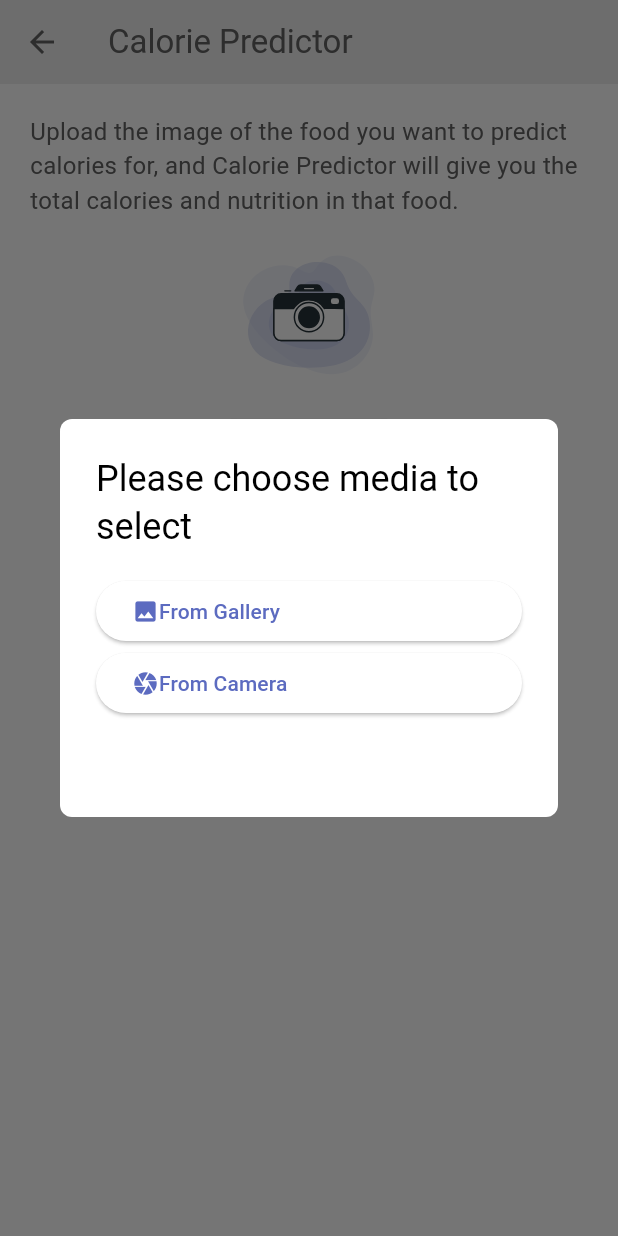
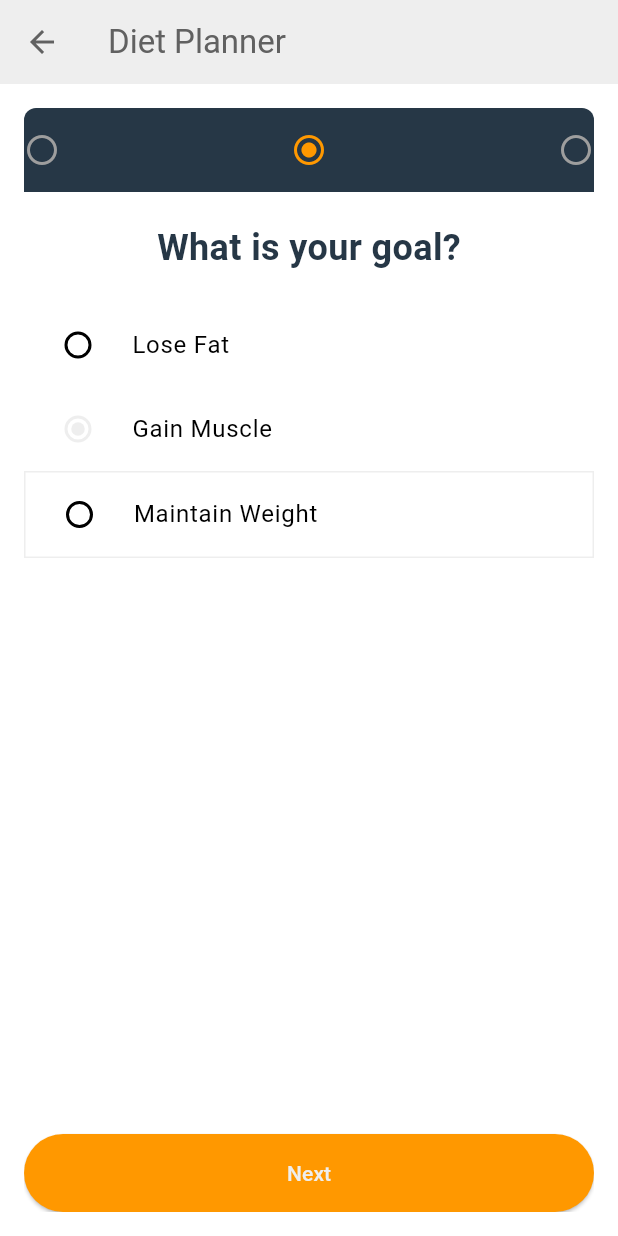
Before and after one commit to deepak427/Nutrition-Guru-flutter, a Flutter app: the AiPage screen opened directly, after a tap on "Upload Image", on a phone screen of 412 x 824 dp. Run offline on Flutter 3.47's test engine with Material 3 defaults, Android fonts, the phone set to English and light mode, and no system bars; our stand-ins replace firebase_core, firebase_storage, flutter_dotenv, image_picker, lottie; accounts and stored records are empty.

Commit message:
created dummy page for diet planner

```diff
--- a/lib/main.dart
+++ b/lib/main.dart
@@ -2,6 +2,7 @@ import 'package:flutter_dotenv/flutter_dotenv.dart';
 import 'package:nutrition_guru/models/service.dart';
 import 'package:nutrition_guru/pages/calorie_predictor_page.dart';
 import 'package:nutrition_guru/pages/cart_page.dart';
+import 'package:nutrition_guru/pages/dummy.dart';
 import 'package:nutrition_guru/pages/nutritionist_ai_page.dart';
 import 'package:nutrition_guru/pages/home_page.dart';
 import 'package:nutrition_guru/themes/light_mode.dart';
@@ -34,7 +35,8 @@ class MyApp extends StatelessWidget {
         '/home_page': (context) => const HomePage(),
         '/cart_page': (context) => const CartPage(),
         '/nutritionist_ai_page': (context) => const NutritionistAiPage(),
-        '/calorie_predictor_page': (context) => const CalorieAiPage()
+        '/calorie_predictor_page': (context) => const CalorieAiPage(),
+        '/dummy': (context) => Dummy(),
       },
     );
   }
--- a/lib/pages/ai_page.dart
+++ b/lib/pages/ai_page.dart
@@ -172,7 +172,8 @@ class _AiPageState extends State<AiPage> {
 
                 ElevatedButton(
                   onPressed: () {
-                    myAlert();
+                    Navigator.pushNamed(context, "/dummy");
+                    // myAlert();
                   },
                   child: Text(
                     buttonText,
--- /dev/null
+++ b/lib/pages/dummy.dart
@@ -0,0 +1,131 @@
+import 'package:flutter/material.dart';
+
+class Dummy extends StatefulWidget {
+  const Dummy({super.key});
+
+  @override
+  State<Dummy> createState() => _DummyState();
+}
+
+class _DummyState extends State<Dummy> {
+  String _selectedGoal = 'Gain Muscle';
+
+  Widget _buildProgressIndicator() {
+    return Container(
+      decoration: const BoxDecoration(
+        color: Color(0xFF263746),
+      ),
+      padding: const EdgeInsets.symmetric(vertical: 16.0),
+      child: Row(
+        mainAxisAlignment: MainAxisAlignment.spaceBetween,
+        children: List.generate(3, (index) {
+          return Icon(
+            index == 1
+                ? Icons.radio_button_checked
+                : Icons.radio_button_unchecked,
+            color: index == 1 ? Colors.orange : Colors.grey,
+          );
+        }),
+      ),
+    );
+  }
+
+  @override
+  Widget build(BuildContext context) {
+    return Scaffold(
+      appBar: AppBar(
+        backgroundColor: Theme.of(context).colorScheme.primary,
+        elevation: 0,
+        foregroundColor: Theme.of(context).colorScheme.inversePrimary,
+        title: const Text("Diet Planner"),
+      ),
+      body: Padding(
+        padding: const EdgeInsets.all(16.0),
+        child: Container(
+          decoration: BoxDecoration(
+            boxShadow: [
+              BoxShadow(
+                color: Theme.of(context).colorScheme.surface.withOpacity(0.5),
+                spreadRadius: 2,
+                blurRadius: 5,
+                offset: const Offset(0, 2),
+              ),
+            ],
+          ),
+          child: ClipRRect(
+            borderRadius: BorderRadius.circular(8.0),
+            child: Column(
+              children: <Widget>[
+                _buildProgressIndicator(),
+                const SizedBox(height: 20),
+                const Text(
+                  'What is your goal?',
+                  style: TextStyle(
+                      fontSize: 24,
+                      fontWeight: FontWeight.bold,
+                      color: Color(0xFF263746)),
+                ),
+                const SizedBox(height: 20),
+                RadioListTile<String>(
+                  title: const Text('Lose Fat'),
+                  value: 'Lose Fat',
+                  groupValue: _selectedGoal,
+                  onChanged: (value) {
+                    setState(() {
+                      _selectedGoal = value!;
+                    });
+                  },
+                ),
+                RadioListTile<String>(
+                  title: const Text('Gain Muscle'),
+                  value: 'Gain Muscle',
+                  groupValue: _selectedGoal,
+                  onChanged: (value) {
+                    setState(() {
+                      _selectedGoal = value!;
+                    });
+                  },
+                ),
+                Container(
+                  decoration: BoxDecoration(
+                    border: Border.all(
+                        color: Theme.of(context).colorScheme.primary),
+                  ),
+                  child: RadioListTile<String>(
+                    title: const Text('Maintain Weight'),
+                    value: 'Maintain Weight',
+                    groupValue: _selectedGoal,
+                    onChanged: (value) {
+                      setState(() {
+                        _selectedGoal = value!;
+                      });
+                    },
+                  ),
+                ),
+                const Spacer(),
+                SizedBox(
+                  width: double.infinity,
+                  child: ElevatedButton(
+                    onPressed: () {},
+                    style: ButtonStyle(
+                      backgroundColor: MaterialStateProperty.all(Colors.orange),
+                      padding: MaterialStateProperty.all(
+                        const EdgeInsets.symmetric(vertical: 16.0),
+                      ),
+                      shape: MaterialStateProperty.all(
+                        RoundedRectangleBorder(
+                          borderRadius: BorderRadius.circular(30.0),
+                        ),
+                      ),
+                    ),
+                    child: const Text('Next'),
+                  ),
+                ),
+              ],
+            ),
+          ),
+        ),
+      ),
+    );
+  }
+}
```
